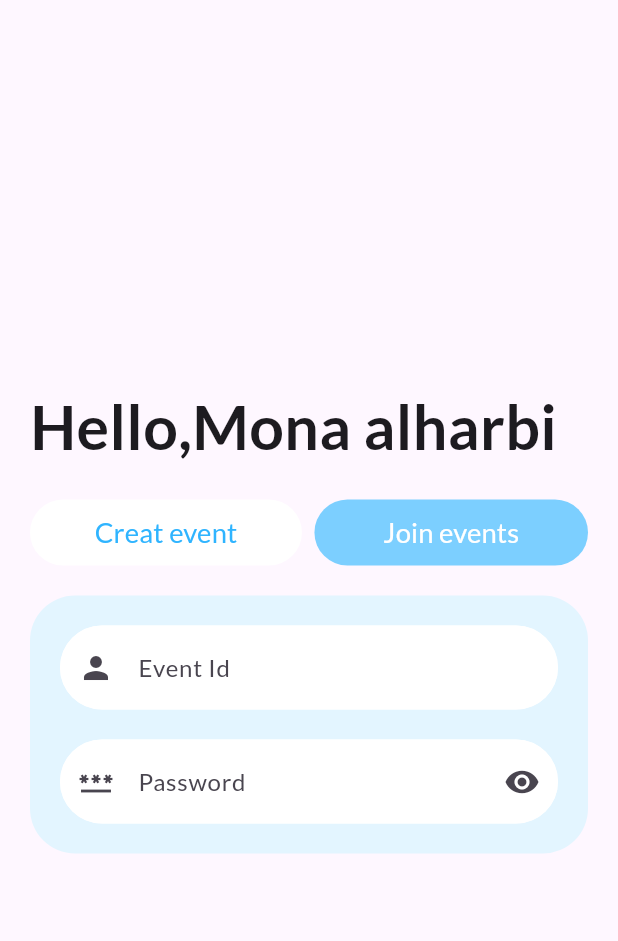
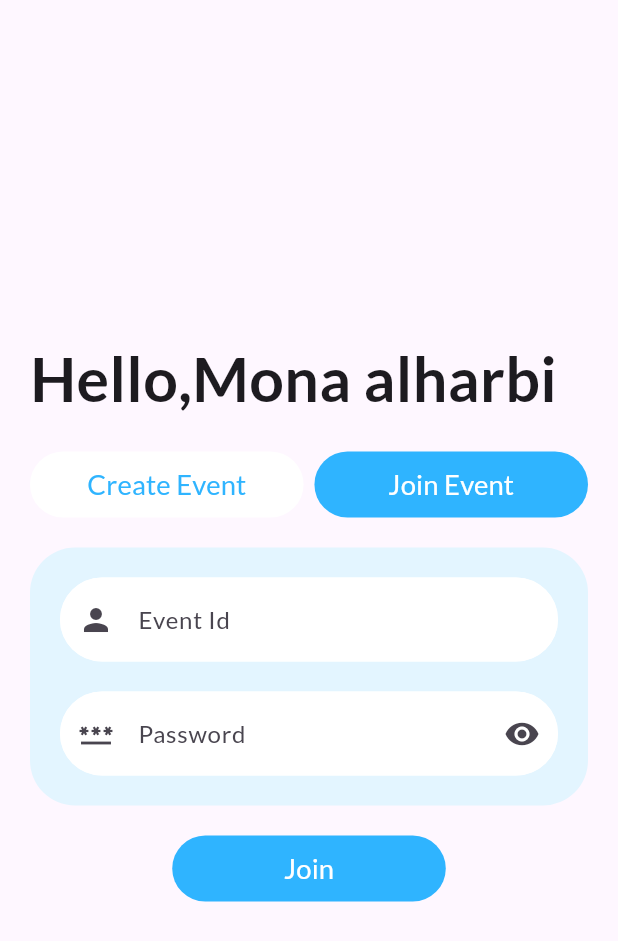
Before and after one commit to abdelrahman3003/Garherly, a Flutter app: the JoinEventView screen opened by its route, on a phone screen of 412 x 824 dp. Shown: the top 941 px of the screen. Run offline on Flutter 3.47's test engine with Material 3 defaults, Android fonts, the phone set to English and light mode, and no system bars; our stand-ins replace flutter_screenutil, get, google_fonts; project files that could hold a hidden picture were left out.

Commit message:
update in event

```diff
--- /dev/null
+++ b/lib/controller/event_controller.dart
@@ -0,0 +1,14 @@
+import 'package:get/get.dart';
+
+abstract class EventController extends GetxController {
+  changePage();
+}
+
+class EventControllerImp extends EventController {
+  bool isJoined = true;
+  @override
+  changePage() {
+    isJoined = !isJoined;
+    update();
+  }
+}
--- a/lib/core/constatnt/routApp.dart
+++ b/lib/core/constatnt/routApp.dart
@@ -1,6 +1,7 @@
 import 'package:gatherly/view/auth/signin/signin_view.dart';
 import 'package:gatherly/view/auth/signup/signup_view.dart';
 import 'package:gatherly/view/event/join_event/join_event_view.dart';
+import 'package:gatherly/view/event/create_event.dart';
 import 'package:gatherly/view/splash/splash_view.dart';
 import 'package:gatherly/view/welcome/welcome_view.dart';
 import 'package:get/get_navigation/src/routes/get_route.dart';
@@ -11,10 +12,12 @@ const kSignInView = "/SignInView";
 const kSignUpView = "/SignUpView";
 const kCreateEventView = "/CreateEventView";
 const kJoinEventView = "/JoinEventView";
+const kCreateEvent = "/kCreateEvent";
 List<GetPage<dynamic>>? getPages = [
   GetPage(name: kSplashView, page: () => const SplashView()),
-  GetPage(name: kWelcomeView, page: () => const WelcomeView()),
+  GetPage(name: "/", page: () => const WelcomeView()),
   GetPage(name: kSignInView, page: () => const SignInView()),
   GetPage(name: kSignUpView, page: () => const SignUpView()),
-  GetPage(name: "/", page: () => const JoinEventView()),
+  GetPage(name: kJoinEventView, page: () => const JoinEventView()),
+  GetPage(name: kCreateEvent, page: () => const CreateEvent()),
 ];
--- a/lib/view/event/join_event/join_event_view.dart
+++ b/lib/view/event/join_event/join_event_view.dart
@@ -1,16 +1,21 @@
 import 'package:flutter/material.dart';
 import 'package:flutter_screenutil/flutter_screenutil.dart';
-import 'package:flutter_svg/svg.dart';
+import 'package:gatherly/controller/event_controller.dart';
 import 'package:gatherly/core/constatnt/app_color.dart';
+import 'package:gatherly/core/constatnt/routApp.dart';
 import 'package:gatherly/core/shared/app_button.dart';
+import 'package:gatherly/view/event/join_event/widget/join.dart';
+import 'package:get/get.dart';
 
 class JoinEventView extends StatelessWidget {
   const JoinEventView({super.key});
 
   @override
   Widget build(BuildContext context) {
+    Get.put(EventControllerImp());
     return Scaffold(
-        body: Padding(
+        body: GetBuilder<EventControllerImp>(
+      builder: (controller) => Padding(
         padding: const EdgeInsets.symmetric(horizontal: 20),
         child: Column(
           mainAxisAlignment: MainAxisAlignment.center,
@@ -23,42 +28,45 @@ class JoinEventView extends StatelessWidget {
                 fontWeight: FontWeight.bold,
               ),
             ),
-          SizedBox(height: 20),
+            const SizedBox(height: 20),
             Row(
               mainAxisAlignment: MainAxisAlignment.spaceBetween,
               children: [
-              Container(
-                  width: 165.w,
-                  height: 44,
-                  decoration: BoxDecoration(
-                    borderRadius: BorderRadius.circular(30),
-                    color: Colors.white,
+                Join(
+                  color:
+                      controller.isJoined ? AppColor.white : AppColor.primary,
+                  textColor:
+                      controller.isJoined ? AppColor.primary : AppColor.white,
+                  text: "Create Event",
+                  onPressed: () {
+                    if (controller.isJoined) {
+                      controller.changePage();
+                    }
+                  },
                 ),
-                  child: AppButton(
-                    name: "Creat event",
-                    onPressed: () {},
-                    textColor: AppColor.primary,
-                    textSize: 18.sp,
-                  )),
-              Container(
-                  width: 166.w,
-                  height: 44,
-                  decoration: BoxDecoration(
-                    borderRadius: BorderRadius.circular(30),
-                    color: AppColor.secondry,
-                  ),
-                  child: AppButton(
-                    name: "Join events",
-                    textSize: 18.sp,
-                    onPressed: () {},
-                  )),
+                Join(
+                  color:
+                      controller.isJoined ? AppColor.primary : AppColor.white,
+                  textColor:
+                      controller.isJoined ? AppColor.white : AppColor.primary,
+                  text: "Join Event",
+                  onPressed: () {
+                    if (!controller.isJoined) {
+                      controller.changePage();
+                    }
+                  },
+                )
               ],
             ),
             const SizedBox(height: 20),
+            controller.isJoined
+                ? Column(
+                    children: [
                       Container(
                         padding: const EdgeInsets.all(20),
                         decoration: BoxDecoration(
-                color: AppColor.third, borderRadius: BorderRadius.circular(30)),
+                            color: AppColor.third,
+                            borderRadius: BorderRadius.circular(30)),
                         child: Column(
                           children: [
                             TextFormField(
@@ -68,12 +76,12 @@ class JoinEventView extends StatelessWidget {
                                 fillColor: AppColor.white,
                                 filled: true,
                                 focusedBorder: OutlineInputBorder(
-                        borderSide:
-                            BorderSide(color: AppColor.white, width: 1.3.h),
+                                    borderSide: BorderSide(
+                                        color: AppColor.white, width: 1.3.h),
                                     borderRadius: BorderRadius.circular(25)),
                                 enabledBorder: OutlineInputBorder(
-                        borderSide:
-                            BorderSide(color: AppColor.white, width: 1.3.h),
+                                    borderSide: BorderSide(
+                                        color: AppColor.white, width: 1.3.h),
                                     borderRadius: BorderRadius.circular(250)),
                               ),
                             ),
@@ -86,18 +94,44 @@ class JoinEventView extends StatelessWidget {
                                 fillColor: AppColor.white,
                                 filled: true,
                                 focusedBorder: OutlineInputBorder(
-                        borderSide:
-                            BorderSide(color: AppColor.white, width: 1.3.h),
+                                    borderSide: BorderSide(
+                                        color: AppColor.white, width: 1.3.h),
                                     borderRadius: BorderRadius.circular(25)),
                                 enabledBorder: OutlineInputBorder(
-                        borderSide:
-                            BorderSide(color: AppColor.white, width: 1.3.h),
+                                    borderSide: BorderSide(
+                                        color: AppColor.white, width: 1.3.h),
                                     borderRadius: BorderRadius.circular(250)),
                               ),
                             ),
                           ],
                         ),
                       ),
+                      const SizedBox(height: 20),
+                      Join(
+                        color: AppColor.primary,
+                        textColor: AppColor.white,
+                        text: "Join",
+                        onPressed: () {
+                          Get.toNamed(kCreateEvent);
+                        },
+                      )
+                    ],
+                  )
+                : Container(
+                    height: 177.h,
+                    padding: const EdgeInsets.all(20),
+                    decoration: BoxDecoration(
+                        color: AppColor.third,
+                        borderRadius: BorderRadius.circular(30)),
+                    child: const Center(
+                        child: Column(
+                      mainAxisAlignment: MainAxisAlignment.center,
+                      children: [
+                        Icon(Icons.add, size: 45, color: AppColor.secondry),
+                        Icon(Icons.remove, size: 45, color: AppColor.secondry),
+                      ],
+                    )),
+                  )
 
             // SvgPicture.asset(
             //   "assets/icons/iconPlus.svg",
@@ -106,6 +140,7 @@ class JoinEventView extends StatelessWidget {
             // )
           ],
         ),
+      ),
     ));
   }
 }
--- /dev/null
+++ b/lib/view/event/join_event/widget/join.dart
@@ -0,0 +1,35 @@
+import 'package:flutter/material.dart';
+import 'package:flutter_screenutil/flutter_screenutil.dart';
+import 'package:gatherly/controller/event_controller.dart';
+import 'package:gatherly/core/constatnt/app_color.dart';
+import 'package:gatherly/core/shared/app_button.dart';
+import 'package:get/get.dart';
+
+class Join extends GetView<EventControllerImp> {
+  const Join({
+    super.key,
+    required this.color,
+    required this.textColor,
+    required this.text,
+    this.onPressed,
+  });
+  final String text;
+  final Color? color;
+  final Color? textColor;
+  final Function()? onPressed;
+  @override
+  Widget build(BuildContext context) {
+    return Container(
+        width: 166.w,
+        height: 44,
+        decoration: BoxDecoration(
+            borderRadius: BorderRadius.circular(30),
+            color: color ?? AppColor.primary),
+        child: AppButton(
+          name: text,
+          textSize: 18.sp,
+          textColor: textColor ?? AppColor.white,
+          onPressed: onPressed,
+        ));
+  }
+}
--- a/pubspec.yaml
+++ b/pubspec.yaml
@@ -57,7 +57,8 @@ flutter:
   uses-material-design: true
   # To add assets to your application, add an assets section, like this:
   assets:
-    - assets/icons/iconPlus.svg
+    - assets/icons/
+    - assets/images/
   # An image asset can refer to one or more resolution-specific "variants", see
   # https://flutter.dev/assets-and-images/#resolution-aware
   # For details regarding adding assets from package dependencies, see
```
Also changed, not shown: lib/core/shared/app_text_FormFiled.dart (added, +26 -0 lines), lib/view/auth/signin/signin_view.dart (+6 -1 lines), lib/view/event/create_event.dart (added, +71 -0 lines), lib/view/splash/widgets/spalsh_view_body.dart (+5 -4 lines), assets/images/Girl marks a cross with a pen on the spring calendar (1).png (added). Lines whose indentation alone changed are shown as unchanged.
